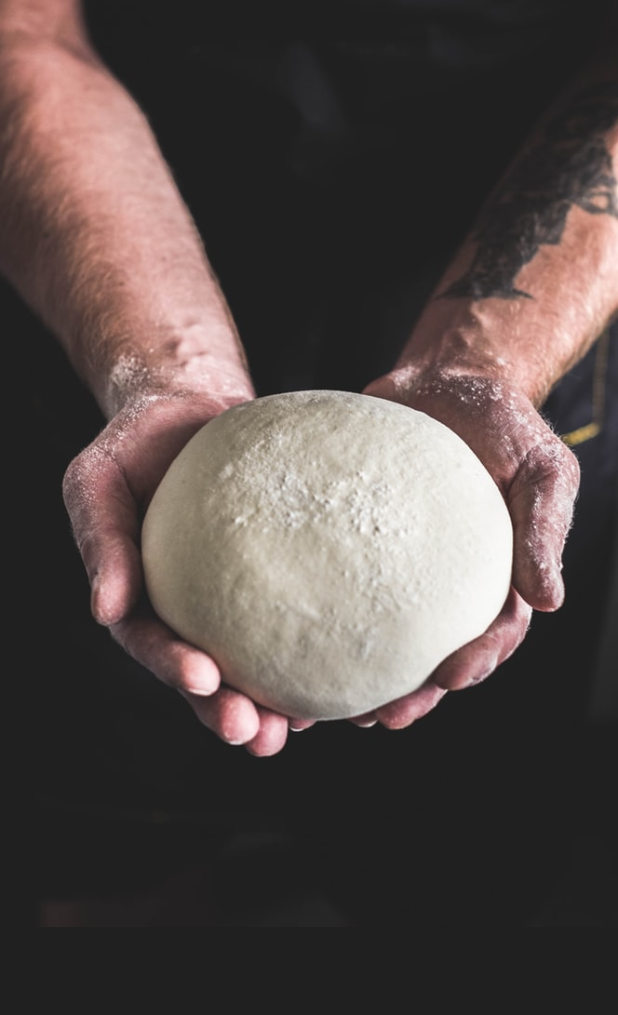
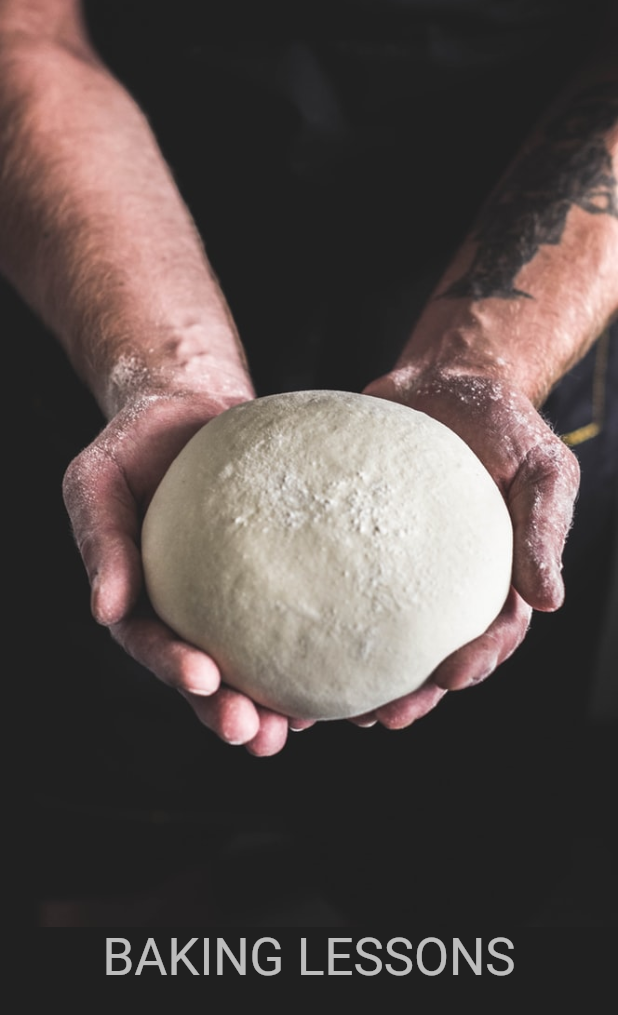
Before and after one commit to vedant-kokate/Flutter-Welcome-and-Login-Screen, a Flutter app: the screen it shows after launch, on a phone screen of 412 x 824 dp. Shown: the top 1015 px of the screen. Run offline on Flutter 3.47's test engine with Material 2 defaults, Android fonts, the phone set to English and light mode, and no system bars.

Commit message:
Baking Lesson text

```diff
--- a/welcomeandlogin/lib/main.dart
+++ b/welcomeandlogin/lib/main.dart
@@ -12,6 +12,7 @@ class MyApp extends StatelessWidget {
     return MaterialApp(
       title: 'Auth Screen 1',
       theme: ThemeData(
+        brightness: Brightness.dark,
         primaryColor: kPrimaryColor,
         scaffoldBackgroundColor: kBackgroundColor,
       ),
@@ -34,7 +35,17 @@ class WelcomeScreen extends StatelessWidget {
                         image: AssetImage("assets/perosn.jpeg"),
                         fit: BoxFit.cover)),
               )),
-          Expanded(child: Column())
+          Expanded(
+              child: Column(
+            children: <Widget>[
+              RichText(
+                  text: TextSpan(children: [
+                TextSpan(
+                    text: "BAKING LESSONS",
+                    style: Theme.of(context).textTheme.display1)
+              ]))
+            ],
+          ))
         ],
       ),
     );
```
